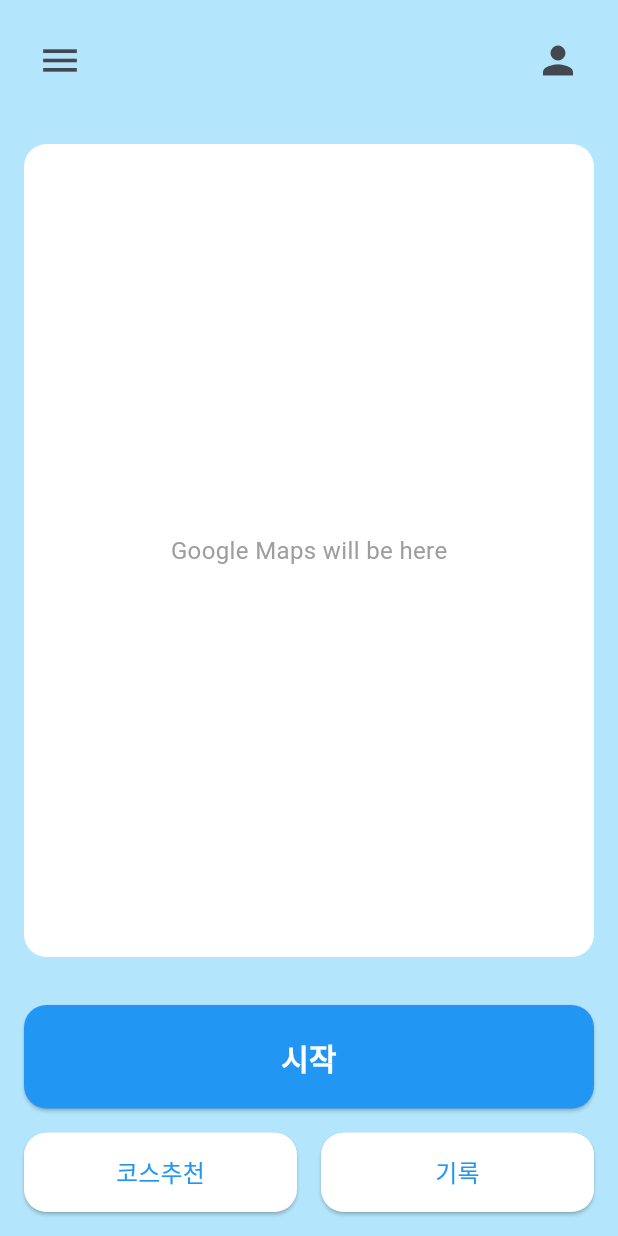
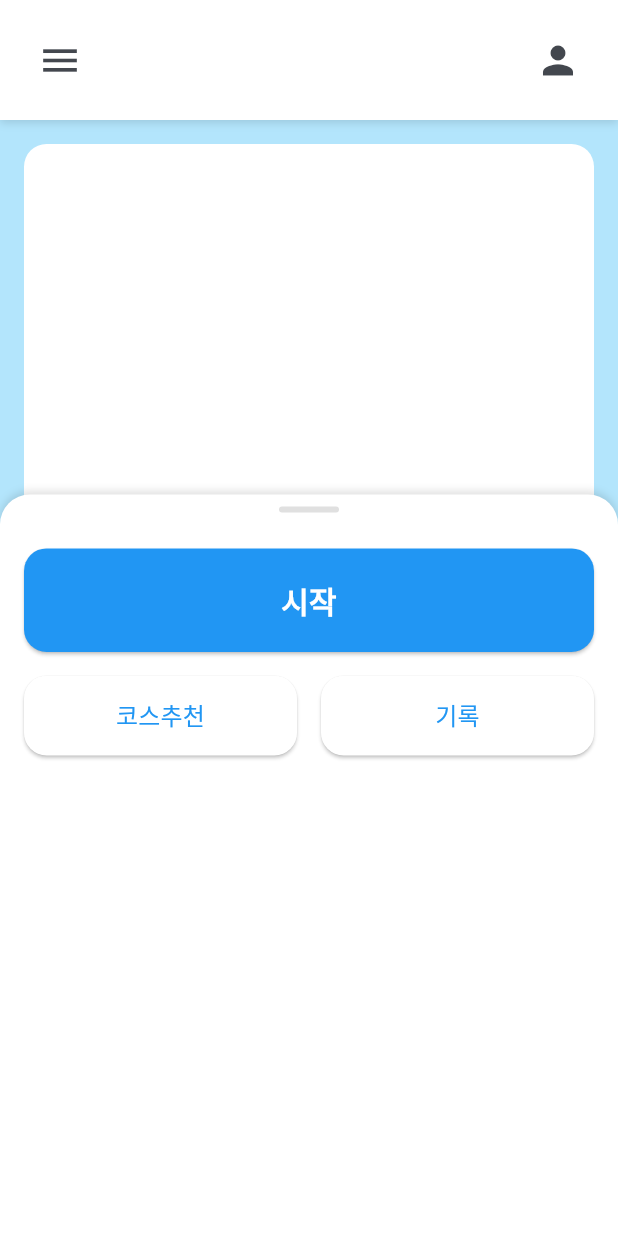
Before and after one commit to bangjaia/Hodadak, a Flutter app: the HomePage screen opened directly, after a tap on "코스추천", on a phone screen of 412 x 824 dp. Run offline on Flutter 3.47's test engine with Material 3 defaults, Android fonts, the phone set to English and light mode, and no system bars.

Commit message:
하단 구역 크기조절절

```diff
--- a/lib/main.dart
+++ b/lib/main.dart
@@ -161,19 +161,56 @@ class LoginFormPage extends StatelessWidget {
   }
 }
 
-class HomePage extends StatelessWidget {
+class HomePage extends StatefulWidget {
   const HomePage({super.key});
+
+  @override
+  State<HomePage> createState() => _HomePageState();
+}
+
+class _HomePageState extends State<HomePage> {
+  double _bottomSheetSize = 0.3;
+  final DraggableScrollableController _draggableController = DraggableScrollableController();
+
+  void _expandBottomSheet() {
+    setState(() {
+      _bottomSheetSize = 0.6;
+      _draggableController.animateTo(
+        0.6,
+        duration: const Duration(milliseconds: 300),
+        curve: Curves.easeOut,
+      );
+    });
+  }
+
+  @override
+  void dispose() {
+    _draggableController.dispose();
+    super.dispose();
+  }
 
   @override
   Widget build(BuildContext context) {
     return Scaffold(
       backgroundColor: Colors.lightBlue[100],
-      body: SafeArea(
-        child: Column(
+      body: Stack(
+        children: [
+          // 중앙 구역 (구글 맵스 자리)
+          Column(
             children: [
               // 상단 구역
               Container(
                 padding: const EdgeInsets.all(16),
+                decoration: const BoxDecoration(
+                  color: Colors.white,
+                  boxShadow: [
+                    BoxShadow(
+                      color: Colors.black12,
+                      blurRadius: 4,
+                      offset: Offset(0, 2),
+                    ),
+                  ],
+                ),
                 child: Row(
                   mainAxisAlignment: MainAxisAlignment.spaceBetween,
                   children: [
@@ -192,8 +229,7 @@ class HomePage extends StatelessWidget {
                   ],
                 ),
               ),
-
-            // 중앙 구역 (구글 맵스 자리)
+              // 중앙 구역 확장
               Expanded(
                 child: Container(
                   margin: const EdgeInsets.all(16),
@@ -203,7 +239,7 @@ class HomePage extends StatelessWidget {
                   ),
                   child: const Center(
                     child: Text(
-                    'Google Maps will be here',
+                      '지도 표시 구역',
                       style: TextStyle(
                         color: Colors.grey,
                         fontSize: 16,
@@ -212,14 +248,49 @@ class HomePage extends StatelessWidget {
                   ),
                 ),
               ),
+            ],
+          ),
 
-            // 하단 구역
-            Container(
-              padding: const EdgeInsets.all(16),
+          // 하단 구역 (스크롤 가능)
+          DraggableScrollableSheet(
+            controller: _draggableController,
+            initialChildSize: _bottomSheetSize,
+            minChildSize: 0.15,
+            maxChildSize: 0.9,
+            builder: (context, scrollController) {
+              return Container(
+                decoration: const BoxDecoration(
+                  color: Colors.white,
+                  borderRadius: BorderRadius.only(
+                    topLeft: Radius.circular(20),
+                    topRight: Radius.circular(20),
+                  ),
+                  boxShadow: [
+                    BoxShadow(
+                      color: Colors.black12,
+                      blurRadius: 4,
+                      offset: Offset(0, -2),
+                    ),
+                  ],
+                ),
+                child: SingleChildScrollView(
+                  controller: scrollController,
                   child: Column(
                     children: [
+                      // 드래그 핸들
+                      Container(
+                        margin: const EdgeInsets.symmetric(vertical: 8),
+                        width: 40,
+                        height: 4,
+                        decoration: BoxDecoration(
+                          color: Colors.grey[300],
+                          borderRadius: BorderRadius.circular(2),
+                        ),
+                      ),
                       // 시작 버튼
-                  SizedBox(
+                      Padding(
+                        padding: const EdgeInsets.all(16),
+                        child: SizedBox(
                           width: double.infinity,
                           child: ElevatedButton(
                             onPressed: () {
@@ -242,15 +313,15 @@ class HomePage extends StatelessWidget {
                             ),
                           ),
                         ),
-                  const SizedBox(height: 16),
+                      ),
                       // 코스추천과 기록 버튼
-                  Row(
+                      Padding(
+                        padding: const EdgeInsets.symmetric(horizontal: 16),
+                        child: Row(
                           children: [
                             Expanded(
                               child: ElevatedButton(
-                          onPressed: () {
-                            // TODO: 코스추천 기능 구현
-                          },
+                                onPressed: _expandBottomSheet,
                                 style: ElevatedButton.styleFrom(
                                   padding: const EdgeInsets.symmetric(vertical: 15),
                                   backgroundColor: Colors.white,
@@ -268,9 +339,7 @@ class HomePage extends StatelessWidget {
                             const SizedBox(width: 16),
                             Expanded(
                               child: ElevatedButton(
-                          onPressed: () {
-                            // TODO: 기록 기능 구현
-                          },
+                                onPressed: _expandBottomSheet,
                                 style: ElevatedButton.styleFrom(
                                   padding: const EdgeInsets.symmetric(vertical: 15),
                                   backgroundColor: Colors.white,
@@ -287,12 +356,16 @@ class HomePage extends StatelessWidget {
                             ),
                           ],
                         ),
-                ],
                       ),
-            ),
+                      const SizedBox(height: 16),
                     ],
                   ),
                 ),
               );
+            },
+          ),
+        ],
+      ),
+    );
   }
 }
```
Lines whose indentation alone changed are shown as unchanged.
